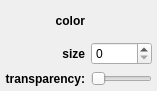
Above: glue/viewers/scatter/qt/layer_style_editor.ui from glue-viz/glue before the change. Below: the same form after it.
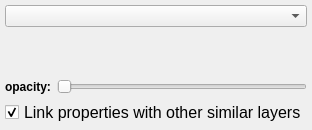
That is the form after the change. Custom widgets are drawn as their Qt base class.

Commit message: Started implementing 'scatter' styles

```diff
--- a/glue/viewers/scatter/qt/layer_style_editor.ui
+++ b/glue/viewers/scatter/qt/layer_style_editor.ui
@@ -6,8 +6,8 @@
    <rect>
     <x>0</x>
     <y>0</y>
-    <width>157</width>
-    <height>91</height>
+    <width>253</width>
+    <height>130</height>
    </rect>
   </property>
   <property name="windowTitle">
@@ -17,89 +17,49 @@
    <property name="margin">
     <number>5</number>
    </property>
-   <item row="2" column="1" colspan="2">
+   <item row="0" column="0" colspan="2">
+    <widget class="QComboBox" name="combosel_style"/>
+   </item>
+   <item row="1" column="0" colspan="2">
+    <widget class="QWidget" name="placeholder" native="true"/>
+   </item>
+   <item row="4" column="0" colspan="2">
+    <widget class="QCheckBox" name="bool_link_other">
+     <property name="font">
+      <font>
+       <pointsize>12</pointsize>
+      </font>
+     </property>
+     <property name="text">
+      <string>Link properties with other similar layers</string>
+     </property>
+     <property name="checked">
+      <bool>true</bool>
+     </property>
+    </widget>
+   </item>
+   <item row="3" column="0">
+    <widget class="QLabel" name="label">
+     <property name="font">
+      <font>
+       <weight>75</weight>
+       <bold>true</bold>
+      </font>
+     </property>
+     <property name="text">
+      <string>opacity:</string>
+     </property>
+    </widget>
+   </item>
+   <item row="3" column="1">
     <widget class="QSlider" name="value_alpha">
-     <property name="maximum">
-      <number>100</number>
-     </property>
      <property name="orientation">
       <enum>Qt::Horizontal</enum>
      </property>
     </widget>
    </item>
-   <item row="0" column="0">
-    <widget class="QLabel" name="label_2">
-     <property name="font">
-      <font>
-       <weight>75</weight>
-       <bold>true</bold>
-      </font>
-     </property>
-     <property name="text">
-      <string>color</string>
-     </property>
-     <property name="alignment">
-      <set>Qt::AlignRight|Qt::AlignTrailing|Qt::AlignVCenter</set>
-     </property>
-    </widget>
-   </item>
-   <item row="0" column="1">
-    <widget class="QColorBox" name="color_color">
-     <property name="sizePolicy">
-      <sizepolicy hsizetype="Preferred" vsizetype="Minimum">
-       <horstretch>0</horstretch>
-       <verstretch>0</verstretch>
-      </sizepolicy>
-     </property>
-     <property name="text">
-      <string/>
-     </property>
-    </widget>
-   </item>
-   <item row="2" column="0">
-    <widget class="QLabel" name="label">
-     <property name="font">
-      <font>
-       <weight>75</weight>
-       <bold>true</bold>
-      </font>
-     </property>
-     <property name="text">
-      <string>transparency:</string>
-     </property>
-     <property name="alignment">
-      <set>Qt::AlignRight|Qt::AlignTrailing|Qt::AlignVCenter</set>
-     </property>
-    </widget>
-   </item>
-   <item row="1" column="0">
-    <widget class="QLabel" name="label_3">
-     <property name="font">
-      <font>
-       <weight>75</weight>
-       <bold>true</bold>
-      </font>
-     </property>
-     <property name="text">
-      <string>size</string>
-     </property>
-     <property name="alignment">
-      <set>Qt::AlignRight|Qt::AlignTrailing|Qt::AlignVCenter</set>
-     </property>
-    </widget>
-   </item>
-   <item row="1" column="1" colspan="2">
-    <widget class="QSpinBox" name="value_size"/>
-   </item>
   </layout>
  </widget>
- <customwidgets>
-  <customwidget>
-   <class>QColorBox</class>
-   <extends>QLabel</extends>
-   <header>glue.utils.qt.colors</header>
-  </customwidget>
- </customwidgets>
  <resources/>
  <connections/>
 </ui>
```
The commit also changes 6 other files.
